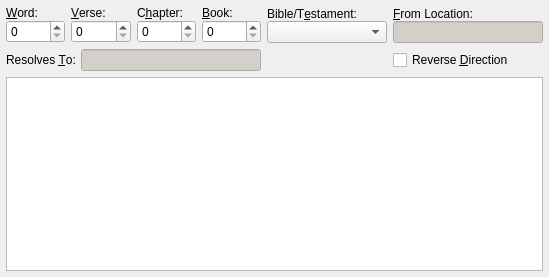
Old version of the form programs/KJVCanOpener/KJVPassageNavigator.ui in the repository dewhisna/KingJamesPureBibleSearch.
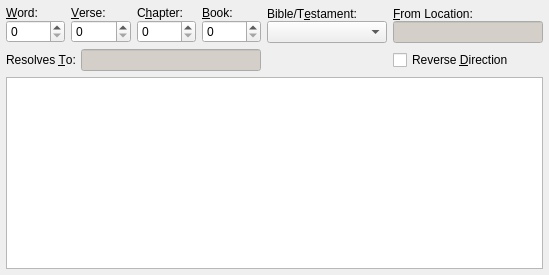
New version of the form. Custom widgets are drawn as their Qt base class.

Commit message: Finally finished fixing (removing) the initialize(CBibleDatabasePtr) stubs so that all objects needing a database is propertly created with it, with the only exception being those classes, like CParsedPhrase and CVerseListItem, which have variant metatypes and must have a default constructor.  Added BeginEditBlock and EndEditBlock to the highlighting cursor in an attempt to optimize it.  Fixed CTipEdit dismiss by keyboard to reactivate the parent widget. Fixed the Scripture Browser activate notification signal.

```diff
--- a/programs/KJVCanOpener/KJVPassageNavigator.ui
+++ b/programs/KJVCanOpener/KJVPassageNavigator.ui
@@ -24,18 +24,10 @@
 ****************************************************************************</comment>
  <class>CKJVPassageNavigator</class>
  <widget class="QWidget" name="CKJVPassageNavigator">
-  <property name="geometry">
-   <rect>
-    <x>0</x>
-    <y>0</y>
-    <width>549</width>
-    <height>277</height>
-   </rect>
-  </property>
   <property name="windowTitle">
    <string>Form</string>
   </property>
-  <layout class="QVBoxLayout" name="verticalLayout_7">
+  <layout class="QVBoxLayout" name="verticalLayout">
    <property name="spacing">
     <number>6</number>
    </property>
@@ -45,7 +37,7 @@
    <item>
     <layout class="QGridLayout" name="gridLayout">
      <item row="0" column="0">
-      <layout class="QVBoxLayout" name="verticalLayout">
+      <layout class="QVBoxLayout" name="verticalLayout_7">
        <property name="spacing">
         <number>0</number>
        </property>
@@ -301,7 +293,7 @@
     </layout>
    </item>
    <item>
-    <widget class="CScriptureEdit" name="editVersePreview">
+    <widget class="QTextEdit" name="editVersePreview">
      <property name="minimumSize">
       <size>
        <width>200</width>
@@ -327,13 +319,6 @@
    </item>
   </layout>
  </widget>
- <customwidgets>
-  <customwidget>
-   <class>CScriptureEdit</class>
-   <extends>QTextEdit</extends>
-   <header>ScriptureEdit.h</header>
-  </customwidget>
- </customwidgets>
  <tabstops>
   <tabstop>spinWord</tabstop>
   <tabstop>spinVerse</tabstop>
```
Left out of the diff: 2 changed lines with no effect on the pictures. The commit also changes 15 other files.
